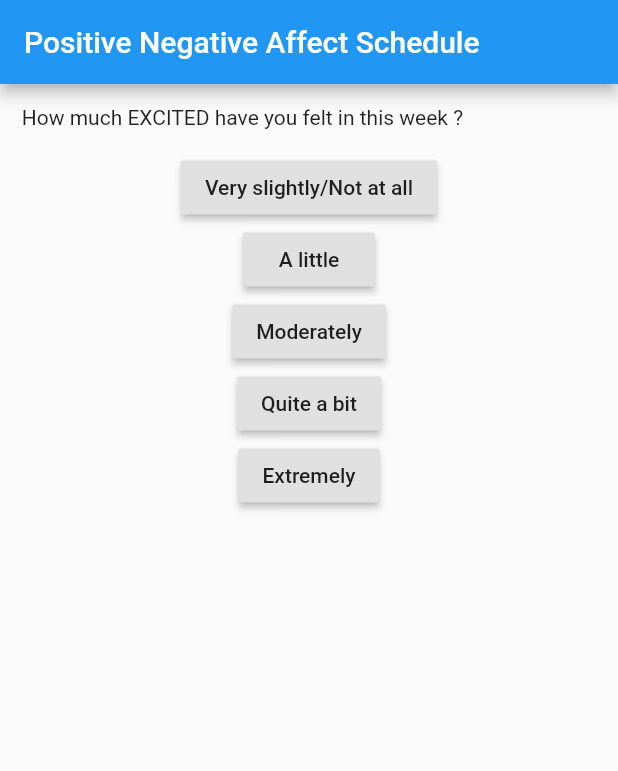
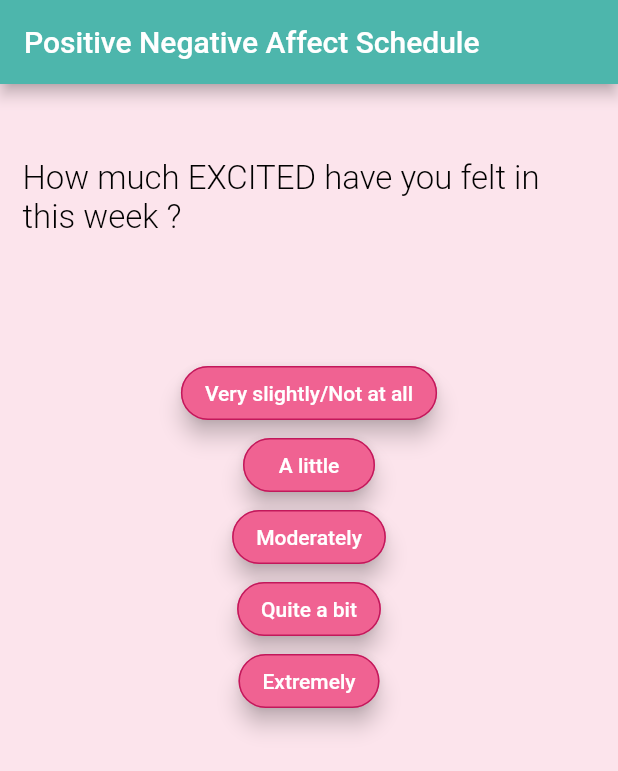
Before and after one commit to Sargam-Agarwal/PANAS-App, a Flutter app: the screen it shows after launch, after a tap on "Very slightly/Not at all", on a phone screen of 412 x 824 dp. Shown: the top 771 px of the screen. Run offline on Flutter 3.47's test engine with Material 2 defaults, Android fonts, the phone set to English and light mode, and no system bars.

Commit message:
Updated the changes in the origin

```diff
--- a/lib/main.dart
+++ b/lib/main.dart
@@ -9,7 +9,9 @@ class PanasApp extends StatelessWidget {
   Widget build(BuildContext context) {
     return MaterialApp(
         home: Scaffold(
+      backgroundColor: Colors.pink[50],
       appBar: AppBar(
+        backgroundColor: Colors.teal[300],
         title: Text('Positive Negative Affect Schedule'),
       ),
       body: QuestionText(),
--- a/lib/questionText.dart
+++ b/lib/questionText.dart
@@ -1,5 +1,4 @@
 import 'package:flutter/material.dart';
-
 
 import './result.dart';
 
@@ -41,27 +40,46 @@ class QuestionTextState extends State<QuestionText> {
     {'choice': 'Extremely', 'score': 5}
   ];
   int _index = 0;
-  int _totalScore = 0;
+  int _positiveScore = 0;
+  int _negativeScore = 0;
 
   void _answered(int score) {
-    _totalScore += (_index < 10) ? score : -1 * score;
+    if (_index < 10)
+      _positiveScore += score;
+    else
+      _negativeScore += score;
     setState(() => _index++);
   }
 
-  // QuestionTextState(this._questionText);
   @override
   Widget build(BuildContext context) {
     return (_index >= 20)
-        ? Result(_totalScore)
+        ? Result(_positiveScore, _negativeScore)
         : Column(children: [
             Container(
-                child: Text('How much ' +
+              child: Text(
+                'How much ' +
                     _emotions[_index] +
-                    ' have you felt in this week ?'),
-                width: double.infinity,
-                margin: EdgeInsets.all(14.5)),
+                    ' have you felt in this week ?',
+                style: TextStyle(
+                    color: Colors.black,
+                    fontSize: 22,
+                    fontWeight: FontWeight.w300),
+              ),
+              width: double.infinity,
+              margin: EdgeInsets.only(top: 50, bottom: 80, left: 15, right: 15),
+            ),
             ..._choices
                 .map((aChoice) => RaisedButton(
+                      elevation: 6,
+                      shape: RoundedRectangleBorder(
+                        borderRadius: BorderRadius.circular(18),
+                        side: BorderSide(
+                          color: Colors.pink[700],
+                        ),
+                      ),
+                      color: Colors.pink[300],
+                      textColor: Colors.white,
                       child: Text(aChoice['choice']),
                       onPressed: () => _answered(aChoice['score']),
                     ))
```
Also changed, not shown: lib/result.dart (+19 -3 lines).
